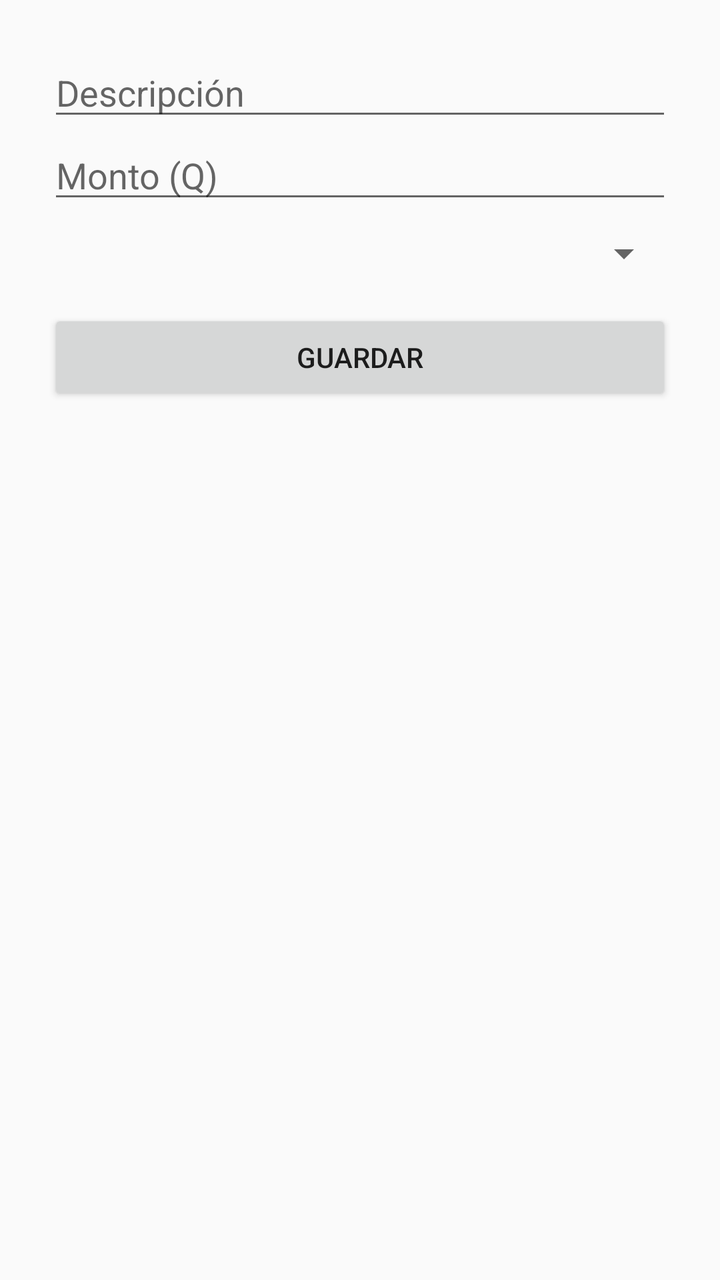
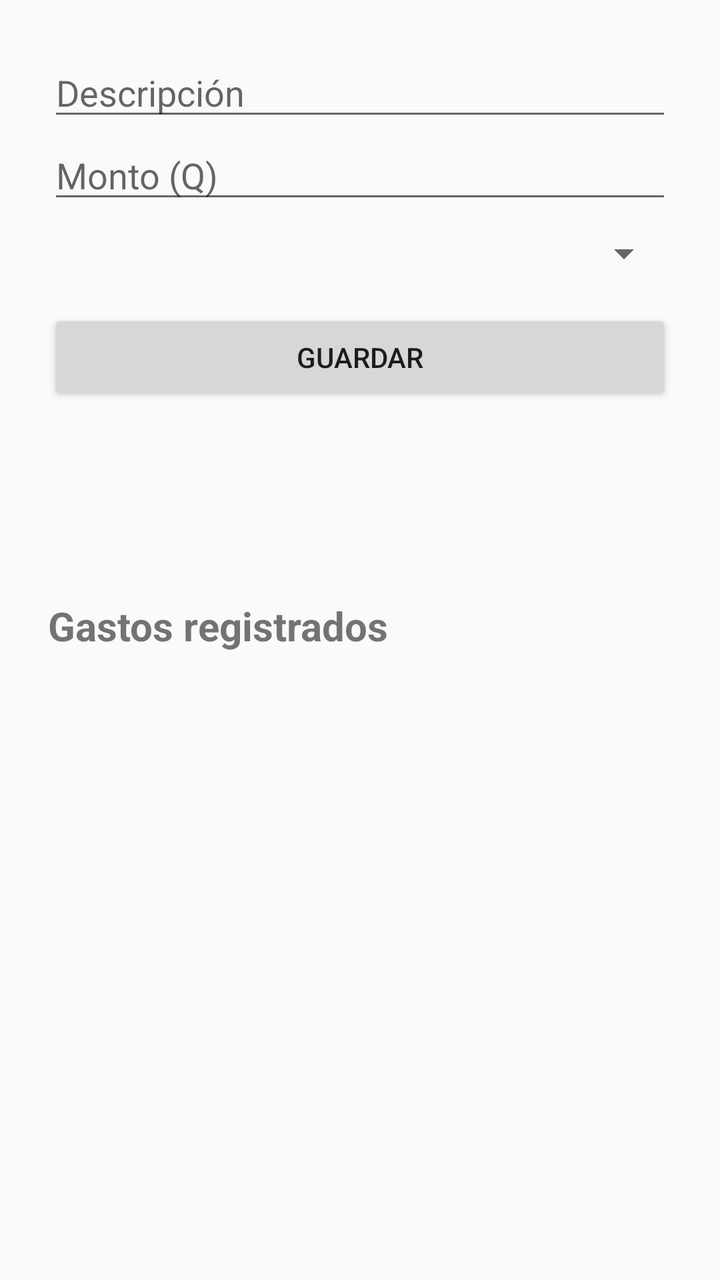

Screens rendered from an Android XML layout before and after an edit, with the pre-edit source and the edit as a unified diff.
<!-- AndroidManifest.xml: activity theme Theme.ControlGastos -->
<!-- res/layout/activity_main.xml -->
<?xml version="1.0" encoding="utf-8"?>
<LinearLayout xmlns:android="http://schemas.android.com/apk/res/android"
    android:id="@+id/main"
    android:layout_width="match_parent"
    android:layout_height="match_parent"
    android:orientation="vertical"
    android:padding="24dp">

    <EditText
        android:id="@+id/etDescripcion"
        android:layout_width="match_parent"
        android:layout_height="wrap_content"
        android:hint="Descripción"
        android:inputType="text" />

    <EditText
        android:id="@+id/etMonto"
        android:layout_width="match_parent"
        android:layout_height="wrap_content"
        android:hint="Monto (Q)"
        android:inputType="numberDecimal" />

    <Spinner
        android:id="@+id/spCategoria"
        android:layout_width="match_parent"
        android:layout_height="wrap_content"
        android:layout_marginTop="8dp" />

    <Button
        android:id="@+id/btnGuardar"
        android:layout_width="match_parent"
        android:layout_height="wrap_content"
        android:layout_marginTop="16dp"
        android:text="Guardar" />

    <TextView
        android:id="@+id/tvResumen"
        android:layout_width="match_parent"
        android:layout_height="wrap_content"
        android:layout_marginTop="16dp"
        android:textSize="18sp" />

    <TextView
        android:id="@+id/tvHolaMundo"
        android:layout_width="match_parent"
        android:layout_height="wrap_content"
        android:layout_marginTop="16dp"
        android:textSize="18sp" />



</LinearLayout>
<!-- resources referenced by this layout -->
<resources>
  <style name="Theme.ControlGastos" parent="Theme.AppCompat.DayNight.NoActionBar" />
</resources>

<!-- the commit's change to res/layout/activity_main.xml (unified diff, before → after) -->
@@ -6,6 +6,7 @@
     android:orientation="vertical"
     android:padding="24dp">
 
+    
     <EditText
         android:id="@+id/etDescripcion"
         android:layout_width="match_parent"
@@ -13,6 +14,7 @@
         android:hint="Descripción"
         android:inputType="text" />
 
+    
     <EditText
         android:id="@+id/etMonto"
         android:layout_width="match_parent"
@@ -20,12 +22,14 @@
         android:hint="Monto (Q)"
         android:inputType="numberDecimal" />
 
+    
     <Spinner
         android:id="@+id/spCategoria"
         android:layout_width="match_parent"
         android:layout_height="wrap_content"
         android:layout_marginTop="8dp" />
 
+    
     <Button
         android:id="@+id/btnGuardar"
         android:layout_width="match_parent"
@@ -33,6 +37,7 @@
         android:layout_marginTop="16dp"
         android:text="Guardar" />
 
+    
     <TextView
         android:id="@+id/tvResumen"
         android:layout_width="match_parent"
@@ -40,6 +45,7 @@
         android:layout_marginTop="16dp"
         android:textSize="18sp" />
 
+    
     <TextView
         android:id="@+id/tvHolaMundo"
         android:layout_width="match_parent"
@@ -47,6 +53,21 @@
         android:layout_marginTop="16dp"
         android:textSize="18sp" />
 
+    
+    <TextView
+        android:layout_width="match_parent"
+        android:layout_height="wrap_content"
+        android:layout_marginTop="16dp"
+        android:text="Gastos registrados"
+        android:textSize="20sp"
+        android:textStyle="bold" />
 
+    
+    <androidx.recyclerview.widget.RecyclerView
+        android:id="@+id/rvGastos"
+        android:layout_width="match_parent"
+        android:layout_height="0dp"
+        android:layout_weight="1"
+        android:layout_marginTop="8dp" />
 
 </LinearLayout>
